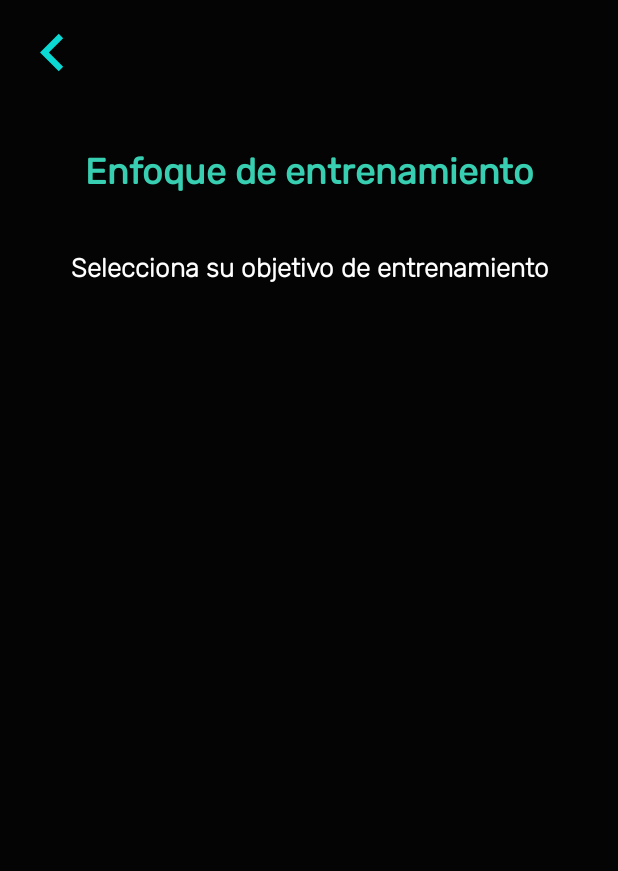
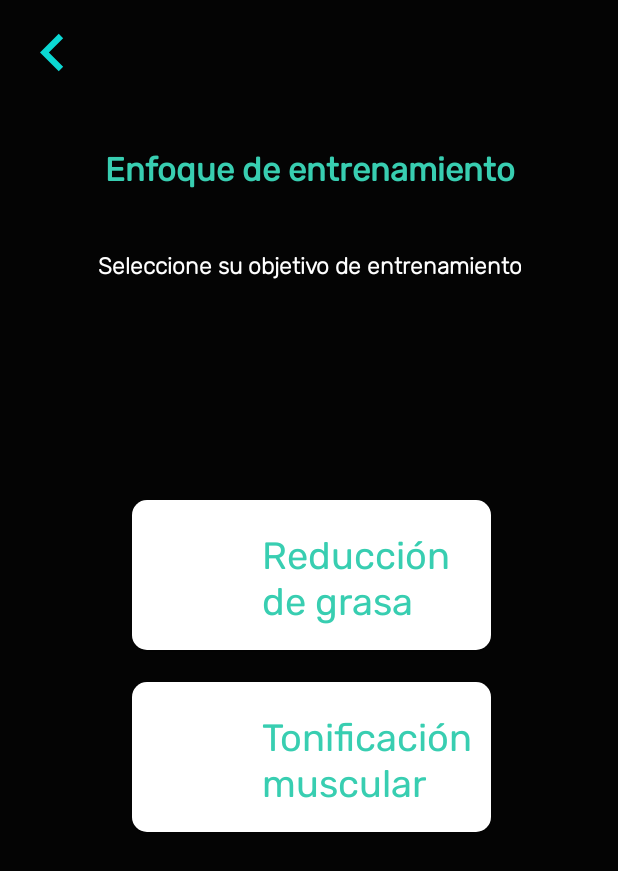
Before and after one commit to Isabella-417/go_exercise, an Android app: the NecesidadFragment screen opened through its navigation route, on a phone screen of 412 x 824 dp. Shown: the top 871 px of the screen. Run offline under Robolectric (Android 15) with nearby library versions, the phone set to English and light mode, and no system bars; our stand-ins replace Room's generated code.

Commit message:
Se agrega listado de necesidades deacuerdo a los registros de la bd

```diff
--- a/app/build.gradle
+++ b/app/build.gradle
@@ -29,6 +29,7 @@ android {
 
 dependencies {
     implementation 'androidx.legacy:legacy-support-v4:1.0.0'
+    implementation 'androidx.cardview:cardview:1.0.0'
     def nav_version = "2.3.0"
     implementation fileTree(dir: "libs", include: ["*.jar"])
 
--- a/app/src/main/java/com/example/go_exercise/fragments/NecesidadFragment.java
+++ b/app/src/main/java/com/example/go_exercise/fragments/NecesidadFragment.java
@@ -7,6 +7,8 @@ import androidx.annotation.Nullable;
 import androidx.fragment.app.Fragment;
 import androidx.navigation.NavController;
 import androidx.navigation.Navigation;
+import androidx.recyclerview.widget.LinearLayoutManager;
+import androidx.recyclerview.widget.RecyclerView;
 
 import android.view.LayoutInflater;
 import android.view.View;
@@ -14,9 +16,21 @@ import android.view.ViewGroup;
 import android.widget.ImageButton;
 
 import com.example.go_exercise.R;
+import com.example.go_exercise.persistencia.entidades.Necesidad;
+import com.example.go_exercise.persistencia.views.NecesidadViewModel;
+import com.example.go_exercise.persistencia.views.UsuarioViewModel;
+import com.example.go_exercise.utilidades.ContenedorInfoAdapter;
+import com.example.go_exercise.utilidades.ScreenItem;
+
+import java.util.ArrayList;
+import java.util.List;
 
 
 public class NecesidadFragment extends Fragment {
+
+    public NecesidadViewModel necesidadViewModel;
+    List<Necesidad> necesidades;
+    RecyclerView recycler;
 
     public NecesidadFragment() {
         // Required empty public constructor
@@ -26,8 +40,35 @@ public class NecesidadFragment extends Fragment {
     @Override
     public View onCreateView(LayoutInflater inflater, ViewGroup container,
                              Bundle savedInstanceState) {
-        // Inflate the layout for this fragment
-        return inflater.inflate(R.layout.fragment_necesidad, container, false);
+
+        View view =  inflater.inflate(R.layout.fragment_necesidad, container, false);
+
+        necesidadViewModel = new NecesidadViewModel(getActivity().getApplication());
+        necesidades = necesidadViewModel.getAll();
+
+        recycler = (RecyclerView) view.findViewById(R.id.contenedor_necesidades);
+        recycler.setLayoutManager(new LinearLayoutManager(getContext()));
+
+        List<ScreenItem> necesidades_parsed = parseData(necesidades);
+
+        ContenedorInfoAdapter contenedor_datos = new ContenedorInfoAdapter(necesidades_parsed);
+
+        recycler.setAdapter(contenedor_datos);
+        return view;
+    }
+
+    private List<ScreenItem> parseData(List<Necesidad> necesidades){
+        List<ScreenItem> items = new ArrayList<ScreenItem>();
+
+        for (int i = 0; i < necesidades.size(); i++){
+            String titulo = necesidades.get(i).getNombre();
+            String descripcion = necesidades.get(i).getDescripcion();
+            int imagen = 0;
+            ScreenItem item = new ScreenItem(titulo,descripcion, imagen);
+            items.add(item);
+        }
+
+        return items;
     }
 
     @Override
@@ -36,7 +77,7 @@ public class NecesidadFragment extends Fragment {
         ImageButton btn_atras = view.findViewById(R.id.icono_atras);
 
 
-        final NavController navController = Navigation.findNavController(view);
+       final NavController navController = Navigation.findNavController(view);
 
         //Navegación home
         btn_atras.setOnClickListener(new View.OnClickListener() {
--- a/app/src/main/java/com/example/go_exercise/persistencia/Constantes.java
+++ /dev/null
@@ -1,6 +0,0 @@
-package com.example.go_exercise.persistencia;
-
-public class Constantes {
-
-    public static String NOMBRE_BASE_DATOS = "go_exercise";
-}
--- a/app/src/main/java/com/example/go_exercise/persistencia/DAO/NecesidadDAO.java
+++ b/app/src/main/java/com/example/go_exercise/persistencia/DAO/NecesidadDAO.java
@@ -24,9 +24,15 @@ public interface NecesidadDAO {
     @Insert(onConflict= OnConflictStrategy.IGNORE)
     void insert(Necesidad necesidad);
 
+    @Insert(onConflict = OnConflictStrategy.IGNORE)
+    void insert(Necesidad... necesidades);
+
     @Update
     void update(Necesidad necesidad);
 
     @Delete
     void delete(Necesidad necesidad);
+
+    @Query("DELETE FROM necesidad")
+    void deleteAll();
 }
--- a/app/src/main/java/com/example/go_exercise/persistencia/DAO/UsuarioDAO.java
+++ b/app/src/main/java/com/example/go_exercise/persistencia/DAO/UsuarioDAO.java
@@ -23,10 +23,16 @@ public interface UsuarioDAO {
     @Insert(onConflict= OnConflictStrategy.IGNORE)
     void insert(Usuario usuario);
 
+    @Insert(onConflict = OnConflictStrategy.IGNORE)
+    void insert(Usuario... usuarios);
+
     @Update
     void update(Usuario user);
 
     @Delete
     void delete(Usuario user);
 
+    @Query("DELETE FROM usuarios")
+    void deleteAll();
+
 }
--- /dev/null
+++ b/app/src/main/java/com/example/go_exercise/persistencia/views/NecesidadViewModel.java
@@ -0,0 +1,39 @@
+package com.example.go_exercise.persistencia.views;
+
+import android.app.Application;
+
+import androidx.annotation.NonNull;
+import androidx.lifecycle.AndroidViewModel;
+
+
+import com.example.go_exercise.persistencia.DAO.NecesidadDAO;
+import com.example.go_exercise.persistencia.GoExerciseDataBase;
+import com.example.go_exercise.persistencia.entidades.Necesidad;
+
+import java.util.List;
+
+public class NecesidadViewModel extends AndroidViewModel {
+
+    private NecesidadDAO necesidadDao;
+    private List<Necesidad> necesidades;
+
+    public NecesidadViewModel(@NonNull Application application) {
+        super(application);
+        necesidadDao = GoExerciseDataBase.getDatabase(application).necesidadDao();
+        necesidades = necesidadDao.getNecesidades();
+    }
+
+    public void insert(Necesidad... necesidades) {
+        necesidadDao.insert(necesidades);
+    }
+
+    public void update(Necesidad necesidad) {
+        necesidadDao.update(necesidad);
+    }
+
+    public void deleteAll() {
+        necesidadDao.deleteAll();
+    }
+
+    public List<Necesidad> getAll(){return necesidadDao.getNecesidades();}
+}
--- /dev/null
+++ b/app/src/main/java/com/example/go_exercise/utilidades/ContenedorInfoAdapter.java
@@ -0,0 +1,61 @@
+package com.example.go_exercise.utilidades;
+
+import android.view.LayoutInflater;
+import android.view.View;
+import android.view.ViewGroup;
+import android.widget.ImageView;
+import android.widget.TextView;
+
+import androidx.annotation.NonNull;
+import androidx.recyclerview.widget.RecyclerView;
+
+import com.example.go_exercise.R;
+
+import java.util.List;
+
+public class ContenedorInfoAdapter extends RecyclerView.Adapter<ContenedorInfoAdapter.ViewHolderDatos> {
+
+    List<ScreenItem> listaDatos;
+
+    public ContenedorInfoAdapter(List<ScreenItem> listaDatos) {
+        this.listaDatos = listaDatos;
+    }
+
+
+    @NonNull
+    @Override
+    public ViewHolderDatos onCreateViewHolder(@NonNull ViewGroup parent, int viewType) {
+        View view = LayoutInflater.from(parent.getContext()).inflate(R.layout.lista_item,null,false);
+        return new ViewHolderDatos(view);
+    }
+    @Override
+    public void onBindViewHolder(@NonNull ViewHolderDatos holder, int position) {
+        holder.asignarDatos(listaDatos.get(position));
+    }
+
+    @Override
+    public int getItemCount() {
+        System.out.println("numero de datos : "+ String.valueOf(listaDatos.size()));
+        return listaDatos.size();
+    }
+
+    public class ViewHolderDatos extends RecyclerView.ViewHolder {
+
+        ImageView icono_contenedor;
+        TextView  nombre_contenedor;
+        TextView  descripcion_contenedor;
+
+        public ViewHolderDatos(@NonNull View itemView) {
+            super(itemView);
+            icono_contenedor = (ImageView) itemView.findViewById(R.id.iv_icono_contenedor_elemento);
+            nombre_contenedor = (TextView) itemView.findViewById(R.id.tv_nombre_contenedor_elemento);
+            descripcion_contenedor = (TextView) itemView.findViewById(R.id.tv_descripcion_contenedor_elemento);
+        }
+
+        public void asignarDatos(ScreenItem screenItem) {
+            icono_contenedor.setImageResource(screenItem.getScreenimg());
+            nombre_contenedor.setText(screenItem.getTitle());
+            descripcion_contenedor.setText(screenItem.getDescription());
+        }
+    }
+}
--- a/app/src/main/res/layout/fragment_necesidad.xml
+++ b/app/src/main/res/layout/fragment_necesidad.xml
@@ -26,7 +26,7 @@
         android:text="Enfoque de entrenamiento"
         android:textAlignment="center"
         android:textColor="@color/colorPrimary"
-        android:textSize="24dp"
+        android:textSize="22dp"
         android:textStyle="bold"
         app:layout_constraintEnd_toEndOf="parent"
         app:layout_constraintStart_toStartOf="parent"
@@ -38,14 +38,25 @@
         android:layout_height="wrap_content"
         android:layout_marginTop="40dp"
         android:fontFamily="@font/rubik_light"
-        android:text="Selecciona su objetivo de entrenamiento"
+        android:text="Seleccione su objetivo de entrenamiento"
         android:textAlignment="center"
         android:textColor="@color/white"
-        android:textSize="17sp"
+        android:textSize="15sp"
         android:textStyle="bold"
         app:layout_constraintEnd_toEndOf="parent"
         app:layout_constraintStart_toStartOf="parent"
         app:layout_constraintTop_toBottomOf="@+id/tv_titulo_necesidad" />
 
+    <androidx.recyclerview.widget.RecyclerView
+        android:id="@+id/contenedor_necesidades"
+        android:layout_width="352dp"
+        android:layout_height="426dp"
+        android:layout_marginTop="60dp"
+
+        app:layout_constraintBottom_toBottomOf="parent"
+        app:layout_constraintEnd_toEndOf="parent"
+        app:layout_constraintStart_toStartOf="parent"
+        app:layout_constraintTop_toBottomOf="@+id/tv_descripcion_necesidad" />
+
 
 </androidx.constraintlayout.widget.ConstraintLayout>
--- /dev/null
+++ b/app/src/main/res/layout/lista_item.xml
@@ -0,0 +1,77 @@
+<?xml version="1.0" encoding="utf-8"?>
+<androidx.constraintlayout.widget.ConstraintLayout
+    xmlns:android="http://schemas.android.com/apk/res/android"
+    xmlns:app="http://schemas.android.com/apk/res-auto"
+    xmlns:card_view="http://schemas.android.com/apk/res-auto"
+    xmlns:tools="http://schemas.android.com/tools"
+    android:layout_width="match_parent"
+    android:layout_height="match_parent">
+
+
+    <androidx.cardview.widget.CardView
+        android:id="@+id/contenedor_elemento"
+        android:layout_width="255dp"
+        android:layout_height="121dp"
+        android:layout_marginLeft="50dp"
+        app:cardBackgroundColor="#0FFFFFFF"
+        app:layout_constraintBottom_toBottomOf="parent"
+        app:layout_constraintEnd_toEndOf="parent"
+        app:layout_constraintStart_toStartOf="parent"
+        app:layout_constraintTop_toTopOf="parent"
+        app:layout_constraintVertical_bias="0.07"
+        card_view:cardCornerRadius="10dp"
+        card_view:cardElevation="5dp"
+        card_view:cardUseCompatPadding="true">
+
+        <LinearLayout
+            android:layout_width="match_parent"
+            android:layout_height="130dp"
+            android:background="#FFFFFF"
+            android:orientation="horizontal">
+
+            <ImageView
+                android:id="@+id/iv_icono_contenedor_elemento"
+                android:layout_width="0dp"
+                android:layout_height="wrap_content"
+                android:layout_margin="5dp"
+                android:layout_weight="1"
+                android:src="@drawable/logo_principal"
+                android:tag="image_tag" />
+
+            <LinearLayout
+                android:layout_width="0dp"
+                android:layout_height="wrap_content"
+                android:layout_marginTop="12dp"
+                android:layout_weight="2"
+                android:orientation="vertical">
+
+                <TextView
+                    android:id="@+id/tv_nombre_contenedor_elemento"
+                    android:layout_width="wrap_content"
+                    android:layout_height="wrap_content"
+                    android:layout_gravity="center_horizontal"
+                    android:layout_marginTop="10dp"
+                    android:fontFamily="@font/rubik_regular"
+                    android:text="Nombre"
+                    android:textAppearance="?android:attr/textAppearanceLarge"
+                    android:textColor="@color/colorPrimary"
+                    android:textSize="25dp" />
+
+                <TextView
+                    android:id="@+id/tv_descripcion_contenedor_elemento"
+                    android:layout_width="wrap_content"
+                    android:layout_height="wrap_content"
+                    android:layout_gravity="center_horizontal"
+                    android:layout_marginTop="10dp"
+                    android:fontFamily="@font/rubik_regular"
+                    android:text="Descripcion"
+                    android:textAppearance="?android:attr/textAppearanceMedium"
+                    android:textColor="@color/intro_description_color"
+                    android:textSize="10dp" />
+
+            </LinearLayout>
+        </LinearLayout>
+
+    </androidx.cardview.widget.CardView>
+
+</androidx.constraintlayout.widget.ConstraintLayout>
--- a/app/src/main/res/values/colors.xml
+++ b/app/src/main/res/values/colors.xml
@@ -6,6 +6,7 @@
     <color name="colorBackgroundPrimary">#040404</color>
 
     <color name="white">#ffffff</color>
+    <color name="gray">#f0f0f0</color>
 
     <!-- colores de botones -->
     <color name="gradient_start_color">#4c84ff</color>
```
Also changed, not shown: app/src/main/java/com/example/go_exercise/LoginActivity.java (+4 -4 lines), app/src/main/java/com/example/go_exercise/RegistroActivity.java (+6 -4 lines), app/src/main/java/com/example/go_exercise/persistencia/GoExerciseDataBase.java (+64 -13 lines), app/src/main/java/com/example/go_exercise/persistencia/VistaUsuario.java (deleted, +0 -53 lines), app/src/main/java/com/example/go_exercise/persistencia/entidades/Necesidad.java (+8 -0 lines), app/src/main/java/com/example/go_exercise/persistencia/views/UsuarioViewModel.java (added, +40 -0 lines), 1 other file.
